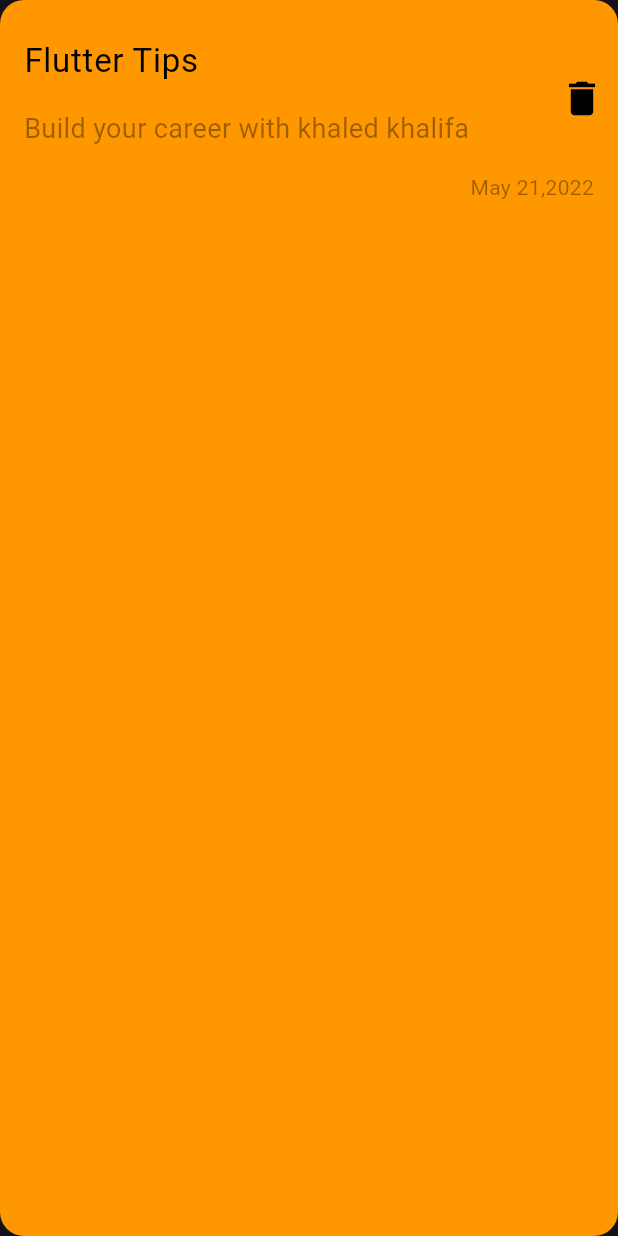
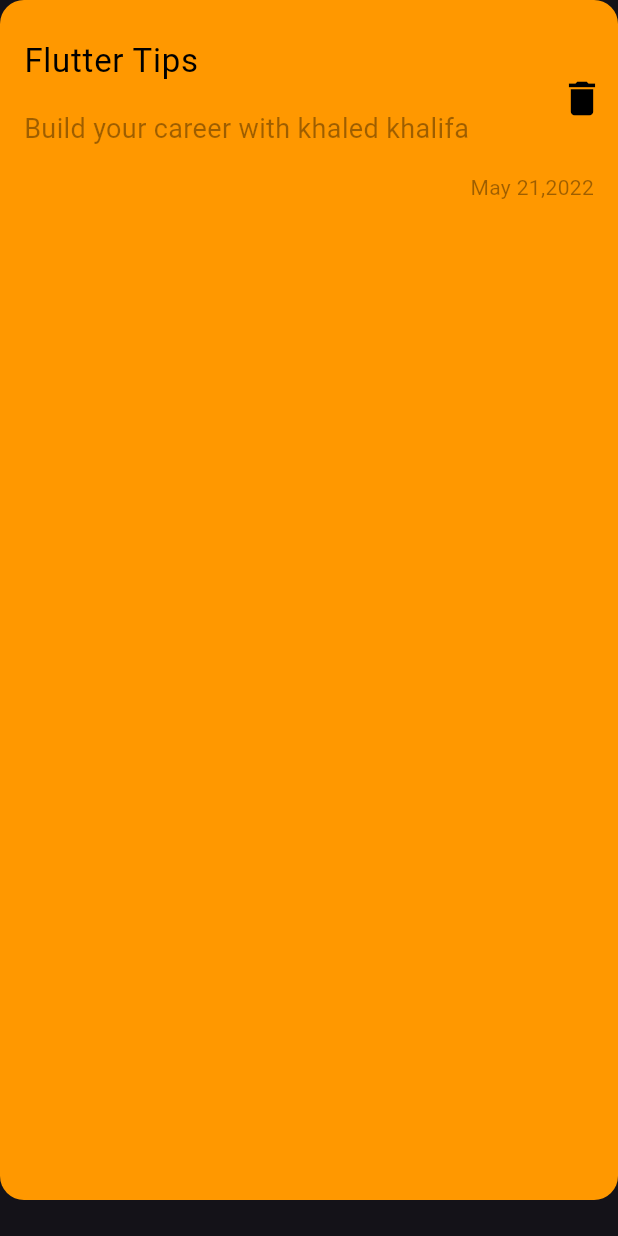
Before and after one commit to khaledkhalifa74/notes_app, a Flutter app: the NoteItem widget shown alone on an empty page, opened directly, on a phone screen of 412 x 824 dp. Run offline on Flutter 3.47's test engine with Material 3 defaults, Android fonts, the phone set to English and light mode, and no system bars.

```diff
--- a/lib/widgets/note_item.dart
+++ b/lib/widgets/note_item.dart
@@ -6,6 +6,9 @@ class NoteItem extends StatelessWidget {
   @override
   Widget build(BuildContext context) {
     return Container(
+      margin: const EdgeInsets.only(
+        bottom: 24,
+      ),
       padding: const EdgeInsets.only(
         top: 16,
         bottom: 16,
```
Also changed, not shown: lib/widgets/notes_view_body.dart (+5 -3 lines).
